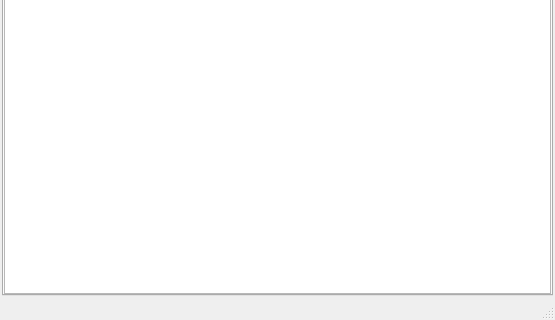
First picture: the form in src/MyCrawler/MyCrawlerClient/ClientMainWindow.ui, repository geogeo28/mycrawler-alpha, before the edit; both pictures show x 0 to 555 and y 191 to 511 of the 555 by 511 pixel window.
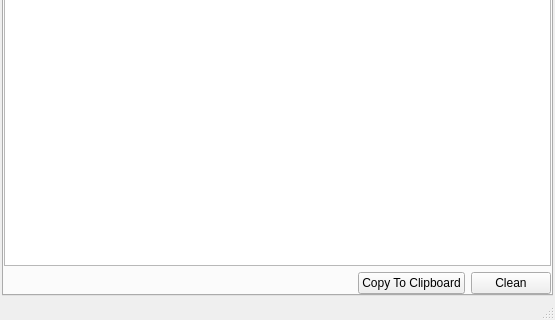
Second picture: the form after the edit. The open tabs and pages were chosen to show the change. Icons and pictures are not drawn. Custom widgets are drawn as their Qt base class.

Commit message: / Possibility to connect a client to a server by double clicks.

Patch:
```diff
--- a/src/MyCrawler/MyCrawlerClient/ClientMainWindow.ui
+++ b/src/MyCrawler/MyCrawlerClient/ClientMainWindow.ui
@@ -74,6 +74,37 @@
           </column>
          </widget>
         </item>
+        <item>
+         <layout class="QHBoxLayout">
+          <item>
+           <spacer>
+            <property name="orientation">
+             <enum>Qt::Horizontal</enum>
+            </property>
+            <property name="sizeHint" stdset="0">
+             <size>
+              <width>40</width>
+              <height>20</height>
+             </size>
+            </property>
+           </spacer>
+          </item>
+          <item>
+           <widget class="QPushButton" name="buttonServerLogCopy_2">
+            <property name="text">
+             <string>Copy To Clipboard</string>
+            </property>
+           </widget>
+          </item>
+          <item>
+           <widget class="QPushButton" name="buttonServerLogClear_2">
+            <property name="text">
+             <string>Clean</string>
+            </property>
+           </widget>
+          </item>
+         </layout>
+        </item>
        </layout>
       </widget>
       <widget class="QWidget" name="tabServers">
```
Left out of the diff: 52 changed lines with no effect on the pictures. The commit also changes 9 other files.
